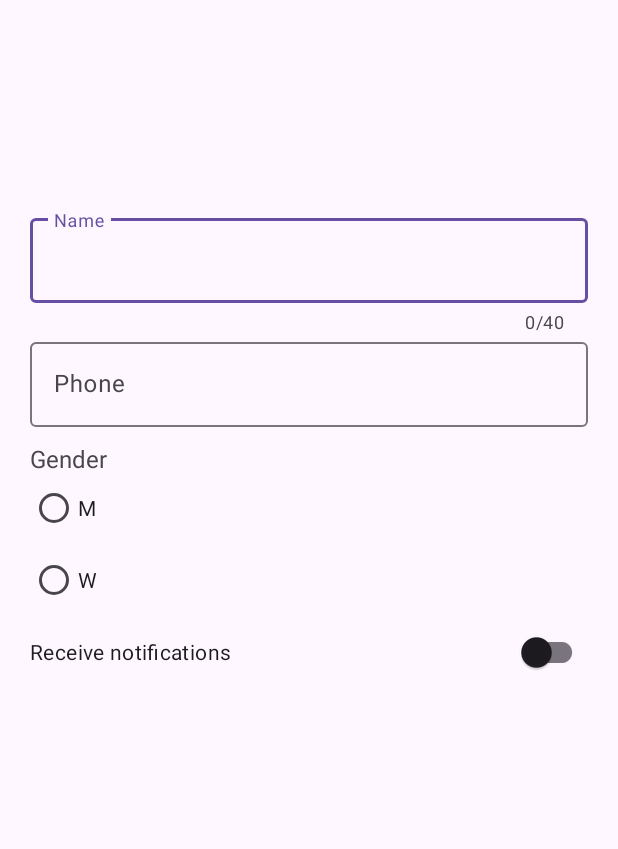
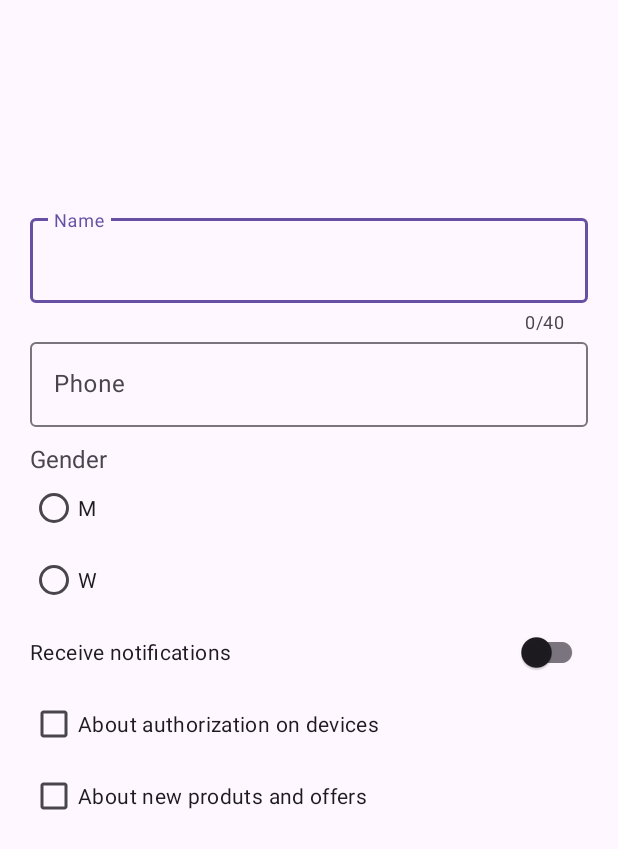
Before and after one commit to blbulyandavbulyan/UserProfileApp, an Android app: the screen it shows after launch (MainActivity), on a phone screen of 412 x 824 dp. Shown: the top 849 px of the screen. Run offline under Robolectric (Android 15) with nearby library versions, the phone set to English and light mode, and no system bars.

Commit message:
added notifications checkboxes in activity_main.xml

```diff
--- a/app/src/main/res/layout/activity_main.xml
+++ b/app/src/main/res/layout/activity_main.xml
@@ -95,4 +95,26 @@
         app:layout_constraintLeft_toLeftOf="parent"
         app:layout_constraintRight_toRightOf="parent"
         app:layout_constraintTop_toBottomOf="@id/genders" />
+
+    <com.google.android.material.checkbox.MaterialCheckBox
+        android:id="@+id/authorizationNotifications"
+        android:layout_width="match_parent"
+        android:layout_height="wrap_content"
+        android:layout_marginLeft="20dp"
+        android:layout_marginRight="20dp"
+        android:text="About authorization on devices"
+        app:layout_constraintLeft_toLeftOf="parent"
+        app:layout_constraintRight_toRightOf="parent"
+        app:layout_constraintTop_toBottomOf="@id/notificationSwitch" />
+
+    <com.google.android.material.checkbox.MaterialCheckBox
+        android:id="@+id/newProductsAndOffersNotifications"
+        android:layout_width="match_parent"
+        android:layout_height="wrap_content"
+        android:layout_marginLeft="20dp"
+        android:layout_marginRight="20dp"
+        android:text="About new produts and offers"
+        app:layout_constraintLeft_toLeftOf="parent"
+        app:layout_constraintRight_toRightOf="parent"
+        app:layout_constraintTop_toBottomOf="@id/authorizationNotifications" />
 </androidx.constraintlayout.widget.ConstraintLayout>
```
